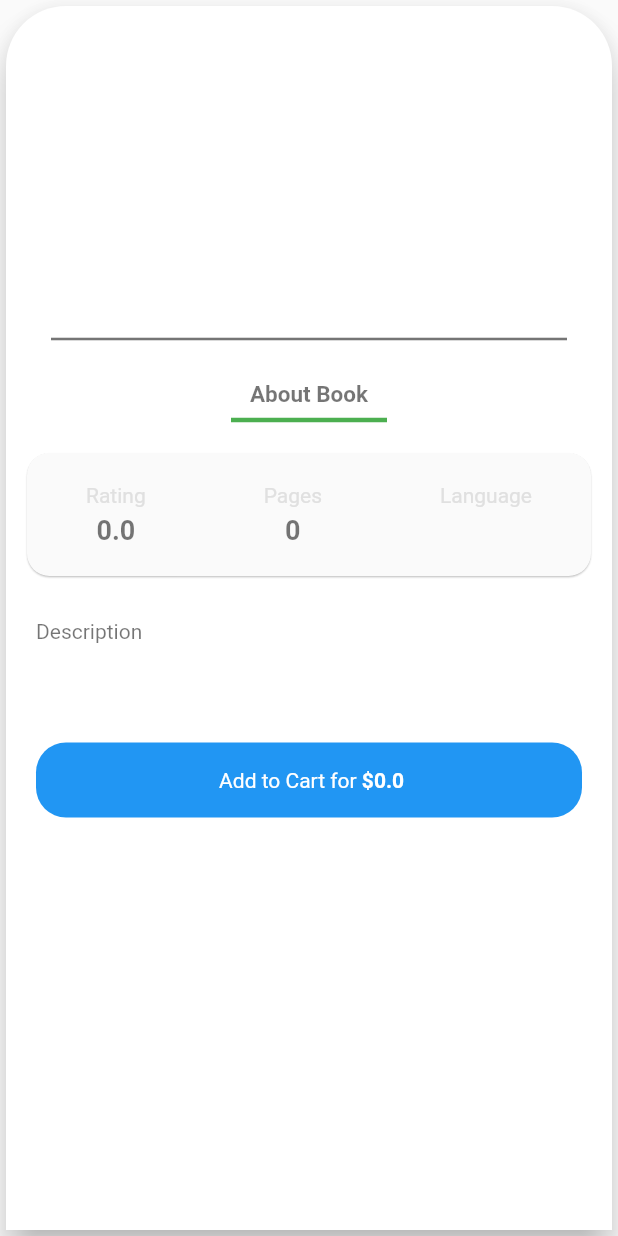
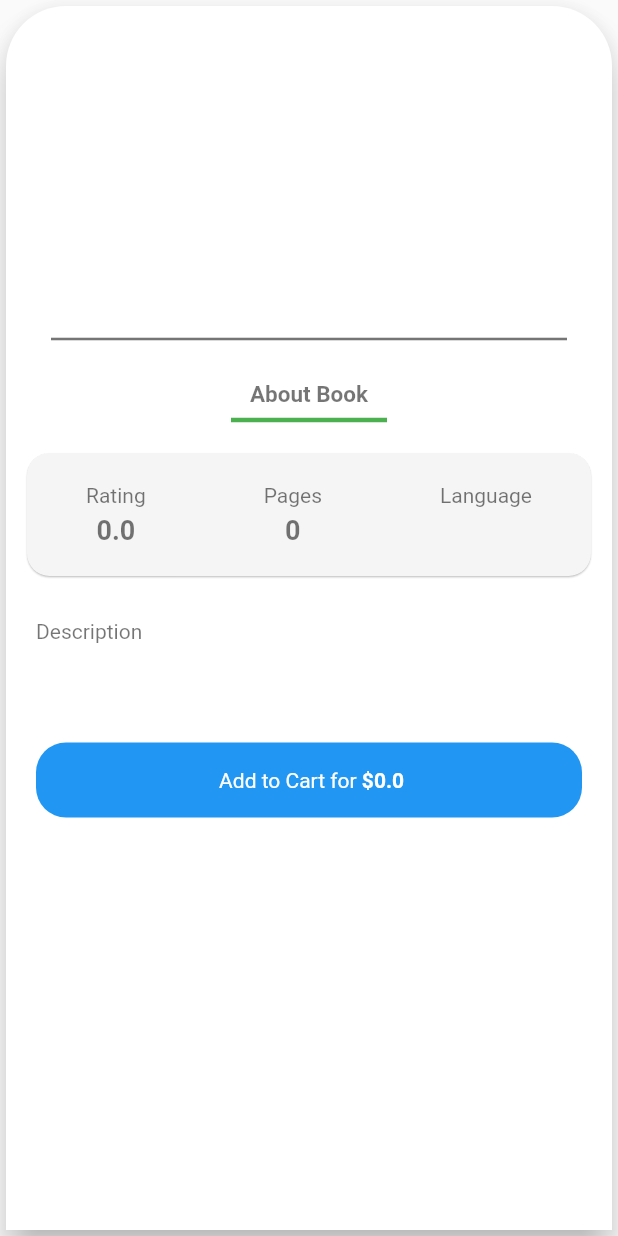
Before and after one commit to al-habibi-1107/Bookish-The-Reader-App, a Flutter app: the BookCard widget shown alone on an empty page, opened directly with empty values, on a phone screen of 412 x 824 dp. Run offline on Flutter 3.47's test engine with Material 2 defaults, Android fonts, the phone set to English and light mode, and no system bars; our stand-ins replace sqflite; accounts and stored records are empty; network calls fail.

```diff
--- a/lib/widgets/book_card.dart
+++ b/lib/widgets/book_card.dart
@@ -99,7 +99,7 @@ class _BookCardState extends State<BookCard> {
               elevation: 0.5,
               color: dark == 1
                   ? Color.fromRGBO(101, 119, 124, 0.2)
-                  : Colors.grey[50],
+                  : Colors.grey[100],
               child: Row(
                 mainAxisAlignment: MainAxisAlignment.spaceAround,
                 children: <Widget>[
@@ -108,7 +108,8 @@ class _BookCardState extends State<BookCard> {
                     children: <Widget>[
                       Text(
                         'Rating',
-                        style: TextStyle(color: Colors.grey[300]),
+                        style: TextStyle(
+                            color: dark == 1 ? Colors.white : Colors.black54),
                       ),
                       SizedBox(height: 5),
                       Text(
@@ -123,7 +124,10 @@ class _BookCardState extends State<BookCard> {
                   Column(
                     mainAxisAlignment: MainAxisAlignment.center,
                     children: <Widget>[
-                      Text('Pages', style: TextStyle(color: Colors.grey[300])),
+                      Text('Pages',
+                          style: TextStyle(
+                              color:
+                                  dark == 1 ? Colors.white : Colors.black54)),
                       SizedBox(height: 5),
                       Text(
                         '${widget.currentBook.pages.round()}',
@@ -138,7 +142,9 @@ class _BookCardState extends State<BookCard> {
                     mainAxisAlignment: MainAxisAlignment.center,
                     children: <Widget>[
                       Text('Language',
-                          style: TextStyle(color: Colors.grey[300])),
+                          style: TextStyle(
+                              color:
+                                  dark == 1 ? Colors.white : Colors.black54)),
                       SizedBox(height: 5),
                       Text(
                         widget.currentBook.language,
@@ -190,14 +196,19 @@ class _BookCardState extends State<BookCard> {
           // The button is pressed
           GestureDetector(
             onTap: () {
-              bool isPresent= Provider.of<Cart>(context).isInCart(widget.currentBook.bookId);
+              bool isPresent = Provider.of<Cart>(context)
+                  .isInCart(widget.currentBook.bookId);
               print(isPresent);
-              if(isPresent){
-                Scaffold.of(context).showSnackBar(SnackBar(content: Text('Book Already in cart'),),);
-              }else{
-              Provider.of<Cart>(context)
-                  .addBook(widget.currentBook.bookId, widget.currentUser);
-              _change(context);
+              if (isPresent) {
+                Scaffold.of(context).showSnackBar(
+                  SnackBar(
+                    content: Text('Book Already in cart'),
+                  ),
+                );
+              } else {
+                Provider.of<Cart>(context)
+                    .addBook(widget.currentBook.bookId, widget.currentUser);
+                _change(context);
               }
             },
             child: AnimatedContainer(
--- a/pubspec.yaml
+++ b/pubspec.yaml
@@ -58,6 +58,7 @@ flutter:
     - assets/man.png
     - assets/female.png
     - assets/empty_cart.png
+    - assets/bitcoin.png
 
 
   # An image asset can refer to one or more resolution-specific "variants", see
```
Also changed, not shown: lib/screens/book_screen.dart (+3 -6 lines), lib/screens/home_screen.dart (+22 -11 lines), assets/bitcoin.png (added).
